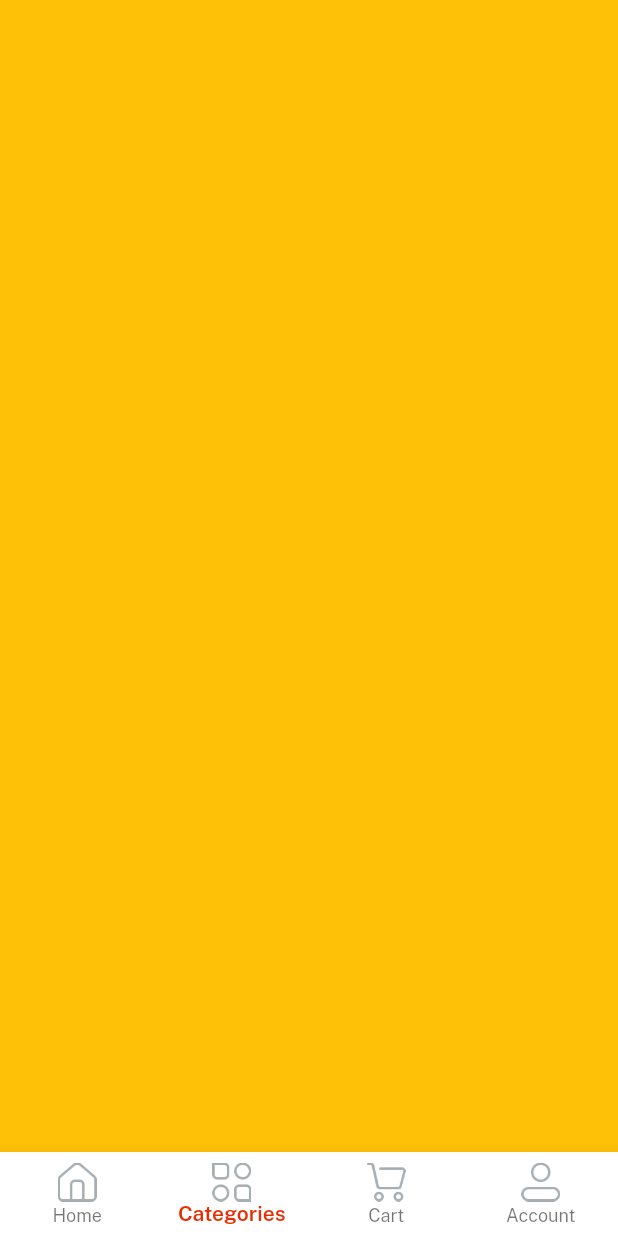
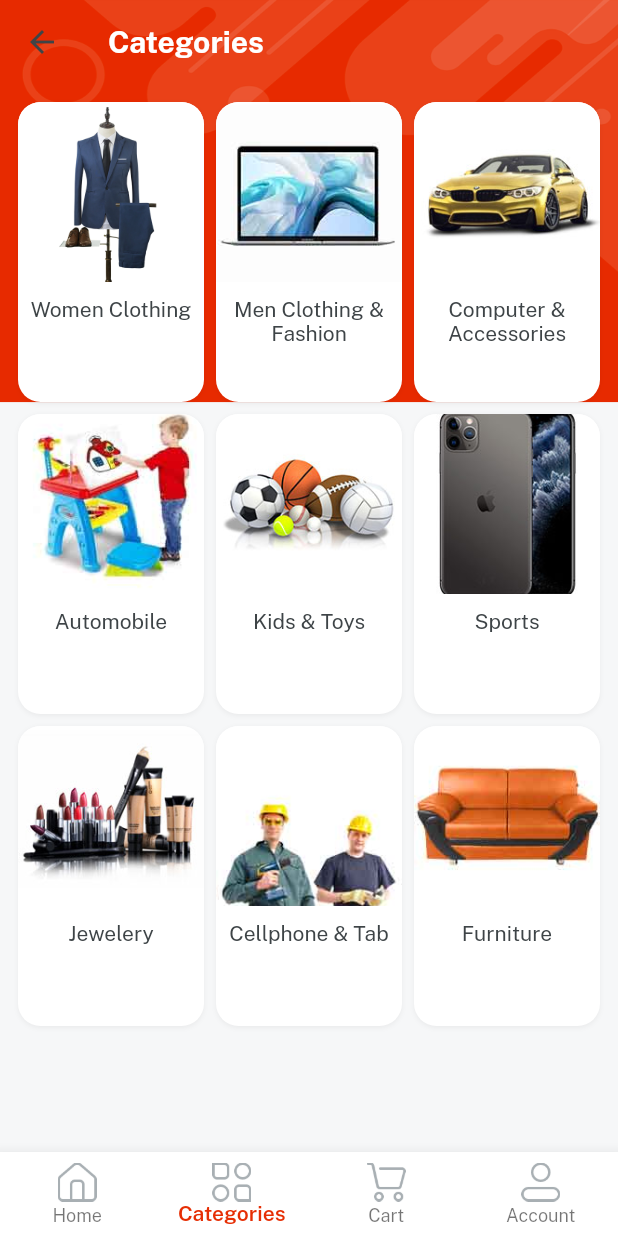
Before and after one commit to iramaprajapati/eMartApp, a Flutter app: the Home screen opened directly, item 2 of the bottom bar chosen, on a phone screen of 412 x 824 dp. Run offline on Flutter 3.47's test engine with Material 2 defaults, Android fonts, the light colour scheme and no system bars; our stand-ins replace get, velocity_x.

Commit message:
Day 5, 2nd commit

```diff
--- a/lib/consts/lists.dart
+++ b/lib/consts/lists.dart
@@ -15,3 +15,27 @@ const featuredImages2 = [imgS4, imgS5, imgS6];
 
 const freaturedTitlesl = [womenDress, girlsDress, girlsWatches];
 const freaturedTitles2 = [boysGlasses, mobilePhone, tshirts];
+
+const categoriesList = [
+  womenClothing,
+  menClothingFashion,
+  compAccess,
+  automobile,
+  kidtoys,
+  sports,
+  jewelery,
+  cellphone,
+  furniture,
+];
+
+const categoriesImages = [
+  imgFc1,
+  imgFc2,
+  imgFc3,
+  imgFc4,
+  imgFc5,
+  imgFc6,
+  imgFc7,
+  imgFc8,
+  imgFc9,
+];
--- a/lib/consts/strings.dart
+++ b/lib/consts/strings.dart
@@ -40,3 +40,14 @@ const womenDress = "Women Dress",
     boysGlasses = "Boys Glasses",
     tshirts = "TShirts",
     girlsDress = "Girls Dresses";
+
+//Categories Screen strings
+const womenClothing = "Women Clothing",
+    menClothingFashion = "Men Clothing & Fashion",
+    compAccess = "Computer & Accessories",
+    automobile = "Automobile",
+    kidtoys = "Kids & Toys",
+    sports = "Sports",
+    jewelery = "Jewelery",
+    cellphone = "Cellphone & Tab",
+    furniture = "Furniture";
--- a/lib/main.dart
+++ b/lib/main.dart
@@ -17,6 +17,11 @@ class MyApp extends StatelessWidget {
       theme: ThemeData(
         scaffoldBackgroundColor: Colors.transparent,
         appBarTheme: const AppBarTheme(
+          // To set appBar icons color
+          iconTheme: IconThemeData(
+            color: darkFontGrey,
+          ),
+          elevation: 0.0,
           backgroundColor: Colors.transparent,
         ),
         fontFamily: regular,
--- a/lib/views/categories_screen/categories_screen.dart
+++ /dev/null
@@ -1,12 +0,0 @@
-import 'package:emart_app/consts/consts.dart';
-
-class CategoriesScreen extends StatelessWidget {
-  const CategoriesScreen({super.key});
-
-  @override
-  Widget build(BuildContext context) {
-    return Container(
-      color: Colors.amber,
-    );
-  }
-}
--- /dev/null
+++ b/lib/views/category_screen/category_screen.dart
@@ -0,0 +1,58 @@
+import 'package:emart_app/consts/consts.dart';
+import 'package:emart_app/consts/lists.dart';
+import 'package:emart_app/views/category_screen/category_details.dart';
+import 'package:emart_app/widgets_common/bg_widget.dart';
+
+class CategoryScreen extends StatelessWidget {
+  const CategoryScreen({super.key});
+
+  @override
+  Widget build(BuildContext context) {
+    return bgWidget(
+      child: Scaffold(
+        appBar: AppBar(
+          title: categories.text.white.fontFamily(bold).make(),
+        ),
+        body: Container(
+          padding: const EdgeInsets.all(12),
+          child: GridView.builder(
+            shrinkWrap: true,
+            gridDelegate: const SliverGridDelegateWithFixedCrossAxisCount(
+                crossAxisCount: 3,
+                crossAxisSpacing: 8,
+                mainAxisSpacing: 8,
+                mainAxisExtent: 200),
+            itemCount: 9,
+            itemBuilder: (context, index) {
+              return Column(
+                children: [
+                  Image.asset(
+                    categoriesImages[index],
+                    height: 120,
+                    width: 200,
+                    fit: BoxFit.cover,
+                  ),
+                  10.heightBox,
+                  categoriesList[index]
+                      .text
+                      .color(darkFontGrey)
+                      .align(TextAlign.center)
+                      .make(),
+                ],
+              )
+                  .box
+                  .white
+                  .rounded
+                  .clip(Clip.antiAlias)
+                  .outerShadowSm
+                  .make()
+                  .onTap(() {
+                Get.to(() => CategoryDetails(strTitle: categoriesList[index]));
+              });
+            },
+          ),
+        ),
+      ),
+    );
+  }
+}
--- a/lib/views/home_screen/home.dart
+++ b/lib/views/home_screen/home.dart
@@ -1,7 +1,7 @@
 import 'package:emart_app/consts/consts.dart';
 import 'package:emart_app/controllers/home_controller.dart';
 import 'package:emart_app/views/cart_screen/cart_screen.dart';
-import 'package:emart_app/views/categories_screen/categories_screen.dart';
+import 'package:emart_app/views/category_screen/category_screen.dart';
 import 'package:emart_app/views/home_screen/home_screen.dart';
 import 'package:emart_app/views/profile_screen/profile_screen.dart';
 
@@ -41,7 +41,7 @@ class Home extends StatelessWidget {
 
     var navBody = [
       const HomeScreen(),
-      const CategoriesScreen(),
+      const CategoryScreen(),
       const CartScreen(),
       const ProfileScreen(),
     ];
```
Also changed, not shown: lib/views/category_screen/category_details.dart (added, +94 -0 lines), lib/views/category_screen/item_details.dart (added, +106 -0 lines).
